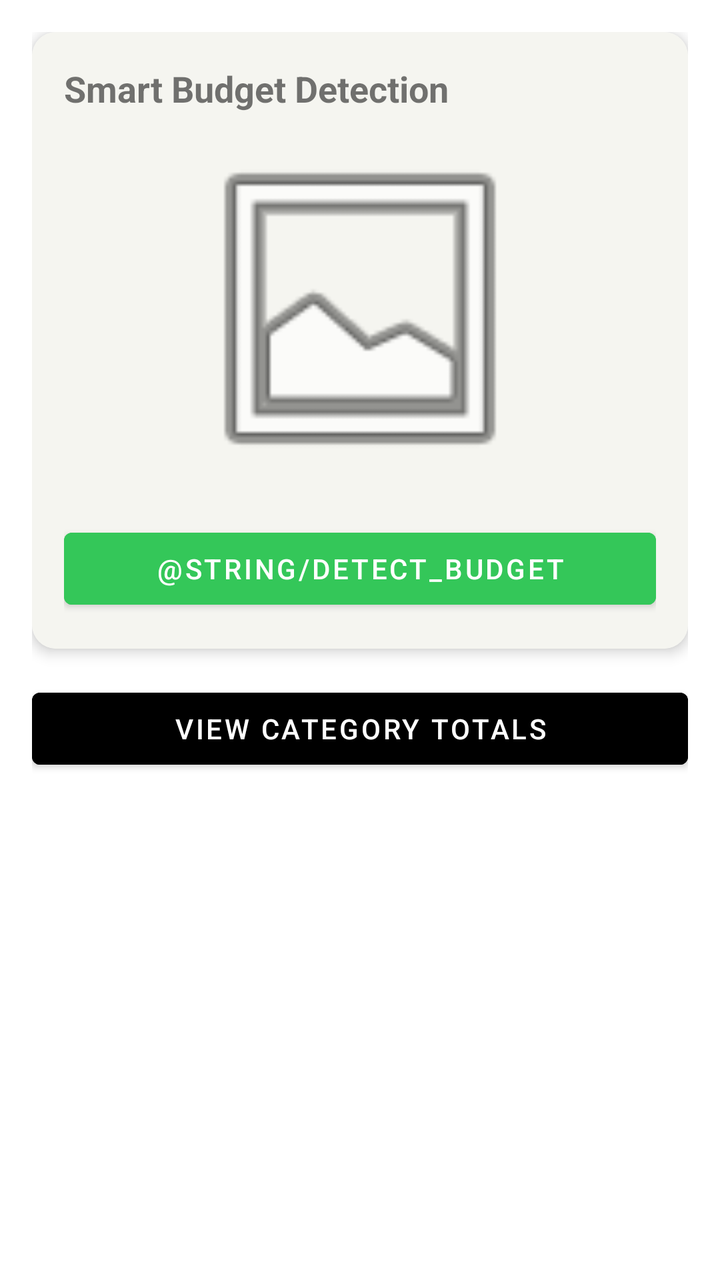
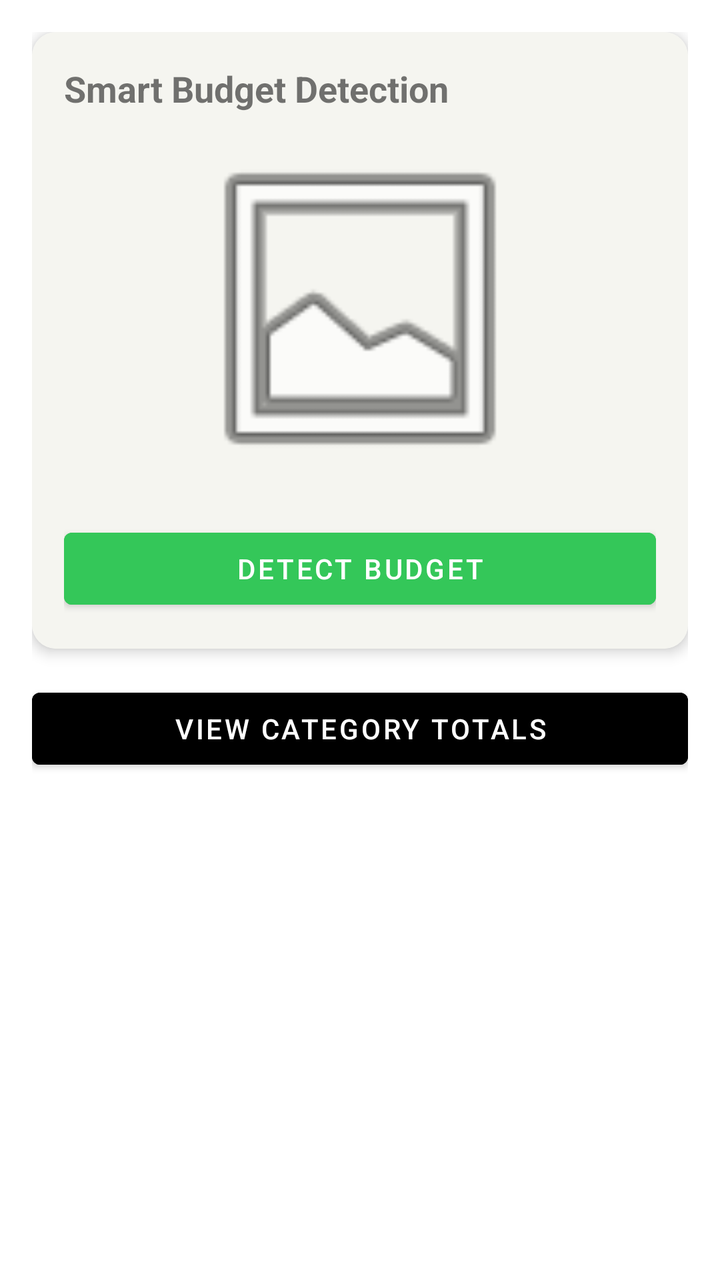

The first picture is an Android layout as it rendered before a commit; the second is the same layout after the commit. The layout source and the unified diff follow.
<!-- AndroidManifest.xml: application theme Theme.HarmonieBudgetAppKt -->
<!-- res/layout/fragment_budgets.xml -->
<?xml version="1.0" encoding="utf-8"?>
<androidx.constraintlayout.widget.ConstraintLayout
    xmlns:android="http://schemas.android.com/apk/res/android"
    xmlns:app="http://schemas.android.com/apk/res-auto"
    android:layout_width="match_parent"
    android:layout_height="match_parent"
    android:background="#FFFFFF"
    android:padding="16dp">

    
    <com.google.android.material.card.MaterialCardView
        android:id="@+id/card_smart_detection"
        android:layout_width="match_parent"
        android:layout_height="wrap_content"
        app:cardCornerRadius="12dp"
        app:cardElevation="4dp"
        app:layout_constraintTop_toTopOf="parent">

        <LinearLayout
            android:layout_width="match_parent"
            android:layout_height="wrap_content"
            android:orientation="vertical"
            android:padding="16dp">

            <TextView
                android:layout_width="wrap_content"
                android:layout_height="wrap_content"
                android:text="@string/smart_detection"
                android:textSize="18sp"
                android:textStyle="bold" />

            
            <ImageView
                android:layout_width="match_parent"
                android:layout_height="180dp"
                android:src="@android:drawable/ic_menu_gallery"
                android:scaleType="fitCenter"
                android:contentDescription="Smart Budget Detection Graph"
                android:layout_marginTop="8dp" />

            <Button
                android:id="@+id/btn_detect_budget"
                android:layout_width="match_parent"
                android:layout_height="wrap_content"
                android:text="@string/detect_budget"
                android:backgroundTint="#34C759"
                android:textColor="#FFFFFF"
                android:layout_marginTop="16dp" />

        </LinearLayout>

    </com.google.android.material.card.MaterialCardView>

    
    <Button
        android:id="@+id/btn_view_totals"
        android:layout_width="match_parent"
        android:layout_height="wrap_content"
        android:text="@string/view_category_totals"
        android:backgroundTint="#000000"
        android:textColor="#FFFFFF"
        app:layout_constraintTop_toBottomOf="@id/card_smart_detection"
        android:layout_marginTop="16dp" />

</androidx.constraintlayout.widget.ConstraintLayout>
<!-- resources referenced by this layout -->
<resources>
  <string name="smart_detection">Smart Budget Detection</string>
  <string name="view_category_totals">View Category Totals</string>
  <style name="Theme.HarmonieBudgetAppKt" parent="Theme.MaterialComponents.DayNight.NoActionBar">
          <item name="colorPrimary">#007AFF</item>
          <item name="colorPrimaryVariant">#007AFF</item>
          <item name="colorOnPrimary">#FFFFFF</item>
          <item name="colorSecondary">#34C759</item>
          <item name="colorOnSecondary">#FFFFFF</item>
          <item name="android:statusBarColor">#F5F5F0</item>
          <item name="android:windowLightStatusBar">true</item>
          <item name="android:background">#F5F5F0</item>
      </style>
</resources>

<!-- the commit's change to res/layout/fragment_budgets.xml (unified diff, before → after) -->
@@ -35,7 +35,7 @@
                 android:layout_height="180dp"
                 android:src="@android:drawable/ic_menu_gallery"
                 android:scaleType="fitCenter"
-                android:contentDescription="Smart Budget Detection Graph"
+                android:contentDescription="@string/smart_budget_detection_graph"
                 android:layout_marginTop="8dp" />
 
             <Button
<!-- resource entries referenced after the edit -->
@@ -1,5 +1,7 @@
 <!-- resources referenced by this layout -->
 <resources>
+  <string name="detect_budget">Detect Budget</string>
+  <string name="smart_budget_detection_graph">Smart Budget Detection Graph</string>
   <string name="smart_detection">Smart Budget Detection</string>
   <string name="view_category_totals">View Category Totals</string>
   <style name="Theme.HarmonieBudgetAppKt" parent="Theme.MaterialComponents.DayNight.NoActionBar">
